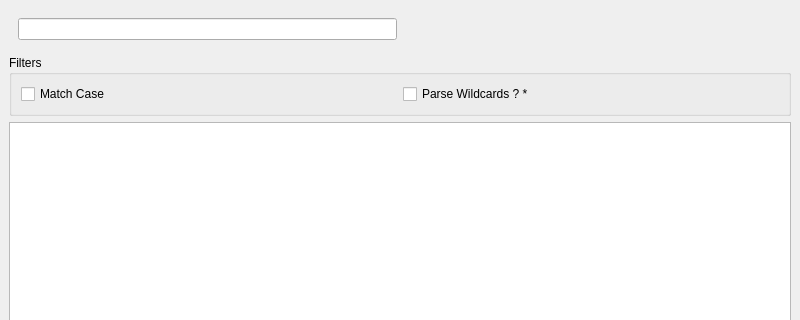
Above: src/searchwindow.ui from kitswas/File-Manager before the change; both pictures show x 0 to 800 and y 0 to 320 of the 800 by 600 pixel window. Below: the same form after it.
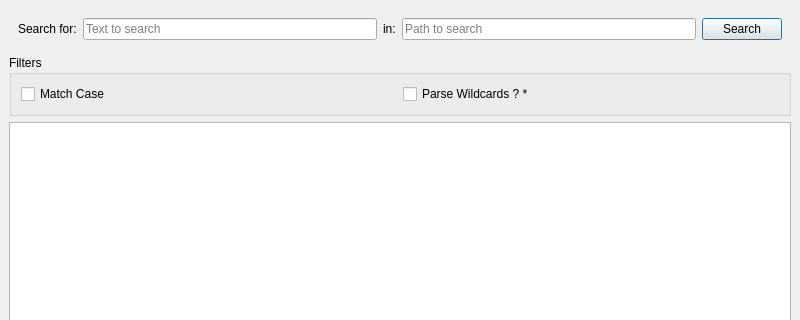
That is the form after the change. Icons and pictures are not drawn.

Commit message: Search UX improvements

Patch:
```diff
--- a/src/searchwindow.ui
+++ b/src/searchwindow.ui
@@ -23,12 +23,43 @@
      <widget class="QWidget" name="group" native="true">
       <layout class="QHBoxLayout" name="horizontalLayout_3">
        <item>
-        <widget class="QLineEdit" name="lineEdit"/>
+        <widget class="QLabel" name="label_search_for">
+         <property name="text">
+          <string>Search for:</string>
+         </property>
+        </widget>
        </item>
        <item>
-        <widget class="QDialogButtonBox" name="buttonBox">
-         <property name="standardButtons">
-          <set>QDialogButtonBox::NoButton</set>
+        <widget class="QLineEdit" name="search_key">
+         <property name="placeholderText">
+          <string>Text to search</string>
+         </property>
+        </widget>
+       </item>
+       <item>
+        <widget class="QLabel" name="label_in">
+         <property name="text">
+          <string>in:</string>
+         </property>
+        </widget>
+       </item>
+       <item>
+        <widget class="QLineEdit" name="search_path">
+         <property name="text">
+          <string/>
+         </property>
+         <property name="placeholderText">
+          <string>Path to search</string>
+         </property>
+        </widget>
+       </item>
+       <item>
+        <widget class="QPushButton" name="searchButton">
+         <property name="text">
+          <string>Search</string>
+         </property>
+         <property name="default">
+          <bool>true</bool>
          </property>
         </widget>
        </item>
```
The commit also changes 1 other file.
